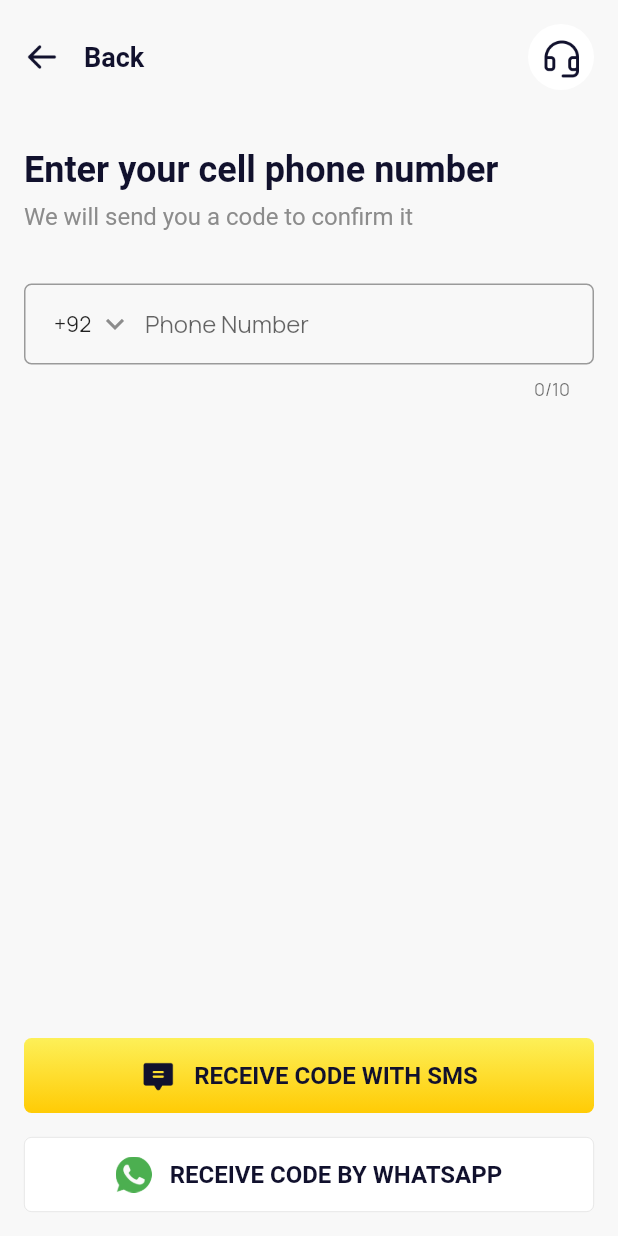
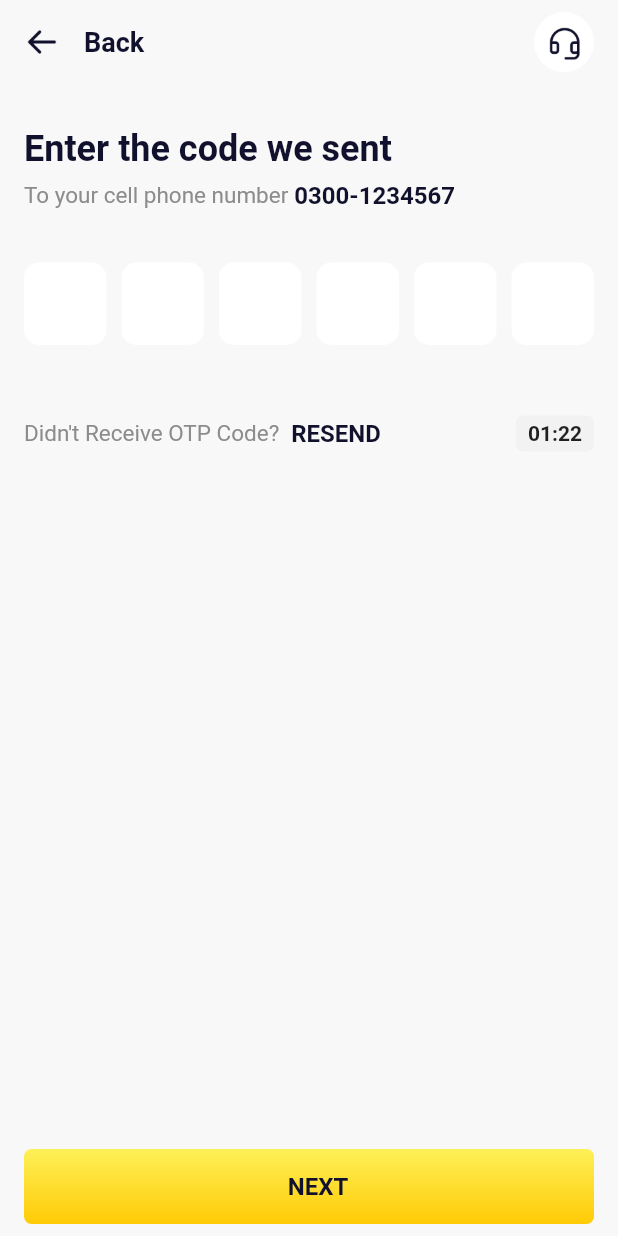
Before and after one commit to abdulbasit4726/Cheezious-Flutter, a Flutter app: the PhoneNumberScreen screen opened by its route, after a tap on "RECEIVE CODE WITH SMS", on a phone screen of 412 x 824 dp. Run offline on Flutter 3.47's test engine with Material 2 defaults, Android fonts, the phone set to English and light mode, and no system bars; drawn by our look-alikes of intl_phone_field; our stand-ins replace carousel_slider, dots_indicator; generated files the repository leaves out were written again; Roboto replaces fonts that are missing (Manrope-Bold, Manrope-ExtraBold, Manrope-Regular).

Commit message:
OTP screen done

```diff
--- a/lib/l10n/app_en.arb
+++ b/lib/l10n/app_en.arb
@@ -13,5 +13,6 @@
     "phone_number": "Enter your cell phone number",
     "send_code_message" : "We will send you a code to confirm it",
     "receive_code_sms": "Receive code with sms",
-    "receive_code_whatsapp": "Receive code by whatsapp"
+    "receive_code_whatsapp": "Receive code by whatsapp",
+    "enter_code_send": "Enter the code we sent"
 }
--- a/lib/main.dart
+++ b/lib/main.dart
@@ -1,3 +1,4 @@
+import 'package:cheezious_user/screens/OTPVerification/otp_verification_screen.dart';
 import 'package:flutter/material.dart';
 import 'package:flutter/services.dart';
 import 'package:flutter_gen/gen_l10n/app_localizations.dart';
@@ -31,6 +32,7 @@ class MyApp extends StatelessWidget {
       routes: {
         SigninScreen.routeName: (ctx) => SigninScreen(),
         PhoneNumberScreen.routeName: (ctx) => PhoneNumberScreen(),
+        OTPVerificationScreen.routeName: (ctx) => OTPVerificationScreen(),
       },
     );
   }
--- /dev/null
+++ b/lib/screens/OTPVerification/otp_verification_screen.dart
@@ -0,0 +1,111 @@
+import 'package:flutter/material.dart';
+import 'package:flutter_gen/gen_l10n/app_localizations.dart';
+
+import '/utils/constants/constants.dart';
+import '/widgets/widgets.dart';
+import './widgets/otp_container.dart';
+
+class OTPVerificationScreen extends StatelessWidget {
+  static const routeName = '/OTPVerificationScreen';
+
+  OTPVerificationScreen({super.key});
+
+  @override
+  Widget build(BuildContext context) {
+    return GestureDetector(
+      onTap: FocusScope.of(context).unfocus,
+      child: Scaffold(
+        body: SafeArea(
+          child: Padding(
+            padding: const EdgeInsets.symmetric(
+              horizontal: AppSpacing.large,
+              vertical: AppSpacing.small,
+            ),
+            child: Column(
+              crossAxisAlignment: CrossAxisAlignment.start,
+              children: [
+                CustomAppBar(
+                  title: "Back",
+                  rightActions: CustomIcon(
+                    icon: ImageNames.headset,
+                    iconSize: 24.0,
+                    onPress: () {
+                      print("Headset");
+                    },
+                  ),
+                ),
+                const SizedBox(height: AppSpacing.large),
+                Text(
+                  AppLocalizations.of(context)?.enter_code_send ?? '',
+                  style: AppTextStyles.largeTitle,
+                ),
+                Padding(
+                  padding: const EdgeInsets.only(top: AppSpacing.small),
+                  child: Row(
+                    children: const [
+                      Text(
+                        'To your cell phone number',
+                        style: AppTextStyles.regularTextLight,
+                      ),
+                      SizedBox(width: 4),
+                      Text('0300-1234567', style: AppTextStyles.darkButtonStyle)
+                    ],
+                  ),
+                ),
+                const SizedBox(height: 35),
+                Row(
+                  mainAxisAlignment: MainAxisAlignment.spaceBetween,
+                  children: [
+                    OTPContainer(),
+                    OTPContainer(),
+                    OTPContainer(),
+                    OTPContainer(),
+                    OTPContainer(),
+                    OTPContainer(),
+                  ],
+                ),
+                const SizedBox(height: 35),
+                Row(
+                  children: [
+                    const Text(
+                      'Didn\'t Receive OTP Code?',
+                      style: AppTextStyles.regularTextLight,
+                    ),
+                    TextButton(
+                      onPressed: () {},
+                      child: const Text(
+                        'RESEND',
+                        style: AppTextStyles.darkButtonStyle,
+                      ),
+                    ),
+                    const Spacer(),
+                    Container(
+                      decoration: BoxDecoration(
+                        borderRadius: BorderRadius.circular(5),
+                        color: CustomColors.lightGray,
+                      ),
+                      padding: const EdgeInsets.symmetric(
+                        horizontal: AppSpacing.small,
+                        vertical: AppSpacing.xSmall,
+                      ),
+                      child: const Text(
+                        '01:22',
+                        style: TextStyle(
+                          fontFamily: AppFonts.regular,
+                          fontWeight: FontWeight.w700,
+                          fontSize: 14,
+                        ),
+                      ),
+                    )
+                  ],
+                ),
+                const Spacer(),
+                CustomButton(onPress: () {}, title: 'Next')
+              ],
+            ),
+          ),
+        ),
+      ),
+    );
+  }
+}
--- /dev/null
+++ b/lib/screens/OTPVerification/widgets/otp_container.dart
@@ -0,0 +1,39 @@
+import 'package:flutter/material.dart';
+import 'package:flutter/services.dart';
+
+import '/utils/constants/app_theme.dart';
+
+class OTPContainer extends StatelessWidget {
+  @override
+  Widget build(BuildContext context) {
+    var screenSize = MediaQuery.of(context).size;
+    return Container(
+      height: screenSize.width / 7.5,
+      width: screenSize.width / 7.5,
+      decoration: BoxDecoration(
+        borderRadius: BorderRadius.circular(10),
+        color: Colors.white,
+      ),
+      child: Center(
+        child: TextFormField(
+          onChanged: (value) {
+            if (value.length == 1) {
+              FocusScope.of(context).nextFocus();
+            }
+          },
+          decoration: const InputDecoration(
+            border: InputBorder.none,
+          ),
+          cursorColor: Colors.black,
+          style: AppTextStyles.titleStyle,
+          textAlign: TextAlign.center,
+          keyboardType: TextInputType.number,
+          inputFormatters: [
+            LengthLimitingTextInputFormatter(1),
+            FilteringTextInputFormatter.digitsOnly,
+          ],
+        ),
+      ),
+    );
+  }
+}
--- a/lib/screens/PhoneNumber/phone_number_screen.dart
+++ b/lib/screens/PhoneNumber/phone_number_screen.dart
@@ -4,6 +4,7 @@ import 'package:intl_phone_field/intl_phone_field.dart';
 
 import '/widgets/widgets.dart';
 import '/utils/constants/constants.dart';
+import '../screens.dart';
 
 class PhoneNumberScreen extends StatelessWidget {
   static const routeName = "/PhoneNumberScreen";
@@ -46,18 +47,21 @@ class PhoneNumberScreen extends StatelessWidget {
     return GestureDetector(
       onTap: FocusScope.of(context).unfocus,
       child: Scaffold(
-        resizeToAvoidBottomInset: false,
+        // resizeToAvoidBottomInset: false,
         body: SafeArea(
           child: Container(
             height: screenSize.height,
-            padding: const EdgeInsets.all(AppSpacing.large),
+            padding: const EdgeInsets.symmetric(
+              horizontal: AppSpacing.large,
+              vertical: AppSpacing.small,
+            ),
             child: Column(
               children: [
                 CustomAppBar(
                   title: "Back",
                   rightActions: CustomIcon(
                     icon: ImageNames.headset,
-                    iconSize: 28.0,
+                    iconSize: 24.0,
                     onPress: () {
                       print("Headset");
                     },
@@ -85,7 +89,10 @@ class PhoneNumberScreen extends StatelessWidget {
                 const Spacer(),
                 CustomButton(
                   leftIcon: ImageNames.chat,
-                  onPress: () {},
+                  onPress: () {
+                    Navigator.of(context)
+                        .pushNamed(OTPVerificationScreen.routeName);
+                  },
                   title: AppLocalizations.of(context)
                           ?.receive_code_sms
                           .toUpperCase() ??
@@ -106,7 +113,7 @@ class PhoneNumberScreen extends StatelessWidget {
                     ),
                   ),
                   onPress: () {
-                    print('Google');
+                    print('Whatsapp');
                   },
                   title: AppLocalizations.of(context)
                           ?.receive_code_whatsapp
--- a/lib/screens/screens.dart
+++ b/lib/screens/screens.dart
@@ -1,3 +1,4 @@
 export 'Welcome/welcome_screen.dart';
 export 'SignIn/signin_screen.dart';
 export 'PhoneNumber/phone_number_screen.dart';
+export 'OTPVerification/otp_verification_screen.dart';
--- a/lib/screens/signin/signin_screen.dart
+++ b/lib/screens/signin/signin_screen.dart
@@ -28,7 +28,7 @@ class SigninScreen extends StatelessWidget {
                     children: [
                       CustomIcon(
                         icon: ImageNames.headset,
-                        iconSize: 28.0,
+                        iconSize: 24.0,
                         onPress: () {
                           print("Headset");
                         },
--- a/lib/utils/constants/app_theme.dart
+++ b/lib/utils/constants/app_theme.dart
@@ -2,6 +2,7 @@ import 'package:flutter/material.dart';
 
 class CustomColors {
   static const scaffoldBackground = Color(0xFFF8F8F8);
+  static const lightGray = Color(0xFFF2F2F2);
   static const darkText = Color(0xFF11112D);
   static const lightText = Color(0xFF8C8C8C);
   static const gradientLight = Color.fromRGBO(253, 240, 88, 1);
@@ -23,9 +24,16 @@ class AppFonts {
 class AppTextStyles {
   static const regularTextLight = TextStyle(
     fontFamily: AppFonts.regular,
-    fontSize: 16,
+    fontSize: 15,
     fontWeight: FontWeight.w400,
     color: CustomColors.lightText,
+  );
+
+  static const regularText = TextStyle(
+    fontFamily: AppFonts.regular,
+    fontSize: 15,
+    fontWeight: FontWeight.w400,
+    color: CustomColors.darkText,
   );
 
   static const darkButtonStyle = TextStyle(
--- a/lib/widgets/custom_button.dart
+++ b/lib/widgets/custom_button.dart
@@ -60,7 +60,7 @@ class CustomButton extends StatelessWidget {
             Padding(
               padding: const EdgeInsets.only(left: AppSpacing.medium),
               child: Text(
-                title,
+                title.toUpperCase(),
                 style: textStyle ?? AppTextStyles.darkButtonStyle,
               ),
             ),
```
